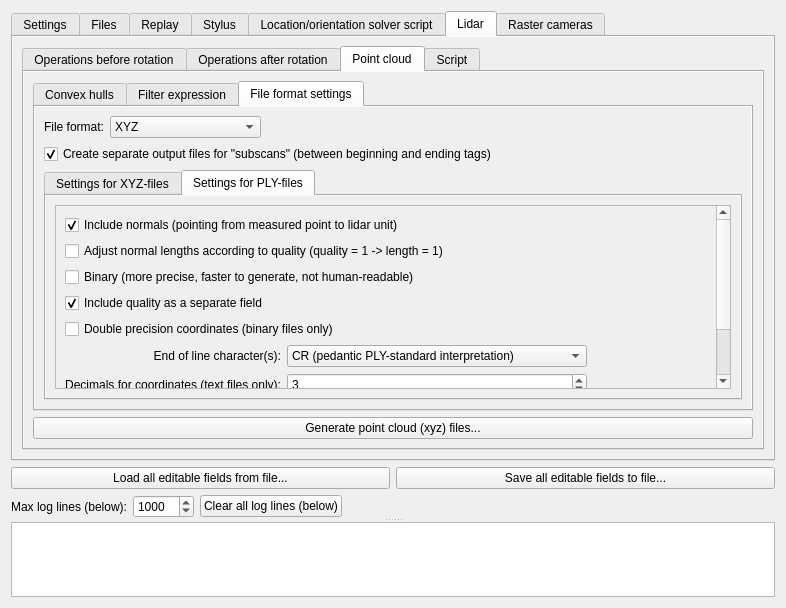
GNSS-Stylist/GNSS-Stylus, file PostProcessing/postprocessingform.ui: the form before one commit.
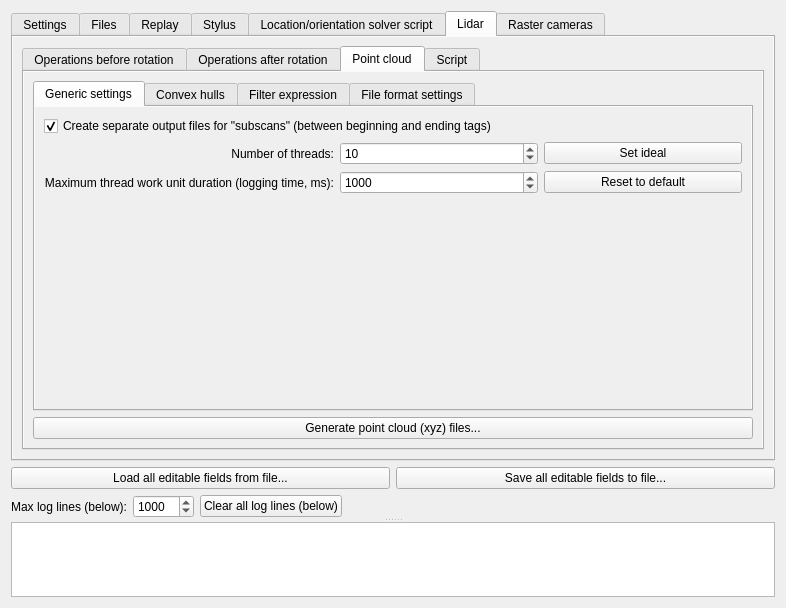
The form after the commit.

Commit message: PointCloudGenerator: Add thread settings into UI

```diff
--- a/PostProcessing/postprocessingform.ui
+++ b/PostProcessing/postprocessingform.ui
@@ -2989,8 +2989,114 @@
                   <bool>true</bool>
                  </property>
                  <property name="currentIndex">
-                  <number>2</number>
+                  <number>0</number>
                  </property>
+                 <widget class="QWidget" name="tab_Lidar_PointCloud_GenericSettings">
+                  <property name="autoFillBackground">
+                   <bool>true</bool>
+                  </property>
+                  <attribute name="title">
+                   <string>Generic settings</string>
+                  </attribute>
+                  <layout class="QVBoxLayout" name="verticalLayout_32">
+                   <item>
+                    <widget class="QCheckBox" name="checkBox_Lidar_PointCloud_GenericSettings_SeparateOutputFilesForSubScans">
+                     <property name="toolTip">
+                      <string>&lt;html&gt;&lt;head/&gt;&lt;body&gt;&lt;p&gt;Normal lengths can be utilized in MeshLab&lt;/p&gt;&lt;/body&gt;&lt;/html&gt;</string>
+                     </property>
+                     <property name="text">
+                      <string>Create separate output files for &quot;subscans&quot; (between beginning and ending tags)</string>
+                     </property>
+                     <property name="checked">
+                      <bool>true</bool>
+                     </property>
+                     <property name="tristate">
+                      <bool>false</bool>
+                     </property>
+                    </widget>
+                   </item>
+                   <item>
+                    <layout class="QGridLayout" name="gridLayout_5">
+                     <item row="0" column="0">
+                      <widget class="QLabel" name="label_Lidar_PointCloud_GenericSettings_NumberOfThreads">
+                       <property name="text">
+                        <string>Number of threads:</string>
+                       </property>
+                       <property name="alignment">
+                        <set>Qt::AlignRight|Qt::AlignTrailing|Qt::AlignVCenter</set>
+                       </property>
+                      </widget>
+                     </item>
+                     <item row="0" column="1">
+                      <widget class="QSpinBox" name="spinBox_Lidar_PointCloud_GenericSettings_NumberOfThreads">
+                       <property name="minimum">
+                        <number>1</number>
+                       </property>
+                       <property name="maximum">
+                        <number>256</number>
+                       </property>
+                       <property name="value">
+                        <number>10</number>
+                       </property>
+                      </widget>
+                     </item>
+                     <item row="0" column="2">
+                      <widget class="QPushButton" name="pushButton_Lidar_PointCloud_GenericSettings_NumberOfThreads_SetIdeal">
+                       <property name="text">
+                        <string>Set ideal</string>
+                       </property>
+                      </widget>
+                     </item>
+                     <item row="1" column="0">
+                      <widget class="QLabel" name="label_Lidar_PointCloud_GenericSettings_MaxWorkUnitDuration">
+                       <property name="text">
+                        <string>Maximum thread work unit duration (logging time, ms):</string>
+                       </property>
+                       <property name="alignment">
+                        <set>Qt::AlignRight|Qt::AlignTrailing|Qt::AlignVCenter</set>
+                       </property>
+                      </widget>
+                     </item>
+                     <item row="1" column="1">
+                      <widget class="QSpinBox" name="spinBox_Lidar_PointCloud_GenericSettings_MaxWorkUnitDuration">
+                       <property name="minimum">
+                        <number>100</number>
+                       </property>
+                       <property name="maximum">
+                        <number>60000</number>
+                       </property>
+                       <property name="singleStep">
+                        <number>1000</number>
+                       </property>
+                       <property name="value">
+                        <number>1000</number>
+                       </property>
+                      </widget>
+                     </item>
+                     <item row="1" column="2">
+                      <widget class="QPushButton" name="pushButton_Lidar_PointCloud_GenericSettings_NumberOfThreads_ResetToDefault">
+                       <property name="text">
+                        <string>Reset to default</string>
+                       </property>
+                      </widget>
+                     </item>
+                    </layout>
+                   </item>
+                   <item>
+                    <spacer name="verticalSpacer_3">
+                     <property name="orientation">
+                      <enum>Qt::Vertical</enum>
+                     </property>
+                     <property name="sizeHint" stdset="0">
+                      <size>
+                       <width>20</width>
+                       <height>193</height>
+                      </size>
+                     </property>
+                    </spacer>
+                   </item>
+                  </layout>
+                 </widget>
                  <widget class="QWidget" name="tab_PointCloud_Lidar_ConvexHulls">
                   <property name="autoFillBackground">
                    <bool>true</bool>
@@ -3262,22 +3368,6 @@
                      </item>
                     </layout>
                    </item>
-                   <item>
-                    <widget class="QCheckBox" name="checkBox_Lidar_PointCloud_SeparateOutputFilesForSubScans">
-                     <property name="toolTip">
-                      <string>&lt;html&gt;&lt;head/&gt;&lt;body&gt;&lt;p&gt;Normal lengths can be utilized in MeshLab&lt;/p&gt;&lt;/body&gt;&lt;/html&gt;</string>
-                     </property>
-                     <property name="text">
-                      <string>Create separate output files for &quot;subscans&quot; (between beginning and ending tags)</string>
-                     </property>
-                     <property name="checked">
-                      <bool>true</bool>
-                     </property>
-                     <property name="tristate">
-                      <bool>false</bool>
-                     </property>
-                    </widget>
-                   </item>
                    <item>
                     <widget class="QTabWidget" name="tabWidget_PointCloud_FileFormatSettings">
                      <property name="currentIndex">
@@ -3528,7 +3618,7 @@
                                  </property>
                                  <item>
                                   <property name="text">
-                                   <string>CR (pedantic PLY-standard interpretation)</string>
+                                   <string>CR (PLY-standard(?), meshlab doesn't support)</string>
                                   </property>
                                  </item>
                                  <item>
```
The commit also changes 3 other files.
